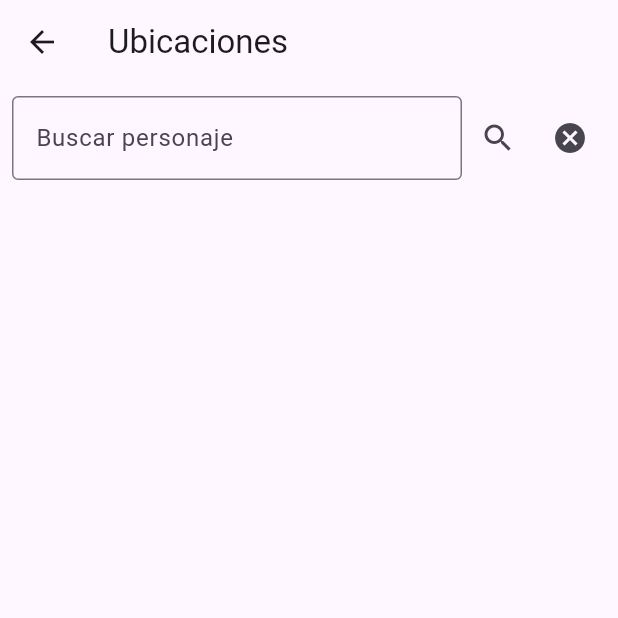
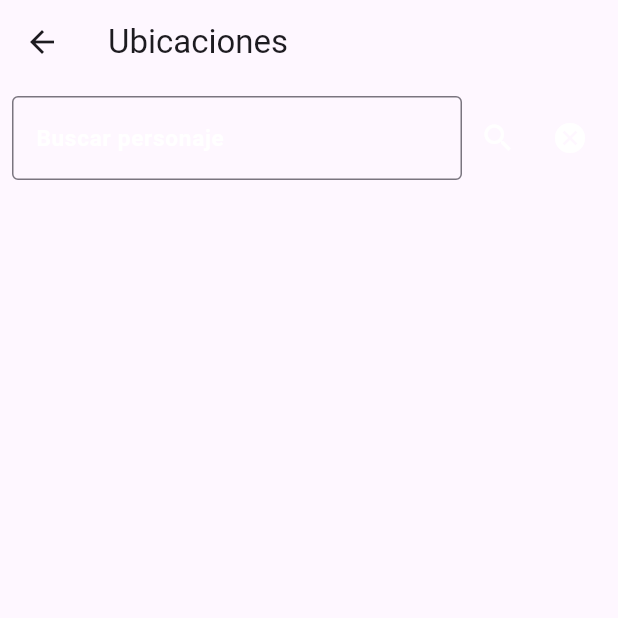
Before and after one commit to Yancarlos107/RaMApp, a Flutter app: the screen it shows after launch, after a tap on "Ubicaciones", on a phone screen of 412 x 824 dp, the top half of it. Run offline on Flutter 3.47's test engine with Material 3 defaults, Android fonts, the phone set to English and light mode, and no system bars; our stand-ins replace dartz, dio, flutter_bloc, shared_preferences; network calls fail.

Commit message:
add styles titles, backgorunds, and screens

```diff
--- a/lib/main.dart
+++ b/lib/main.dart
@@ -1,5 +1,6 @@
 import 'package:digital_test/presentation/blocs/favorite_bloc/favorite_bloc.dart';
 import 'package:flutter/material.dart';
+import 'package:flutter/services.dart';
 import 'package:flutter_bloc/flutter_bloc.dart';
 import 'domain/injection/injection.dart';
 import 'presentation/blocs/character_bloc/character_bloc.dart';
@@ -10,6 +11,14 @@ import 'presentation/routes/app_routes.dart';
 void main() async {
   WidgetsFlutterBinding.ensureInitialized();
   await DependencyInjection.initialize();
+  SystemChrome.setSystemUIOverlayStyle(const SystemUiOverlayStyle(
+    statusBarColor: Colors.transparent, // Color de la barra de estado
+    statusBarIconBrightness: Brightness
+        .light, // Iconos de la barra de estado (light = blanco, dark = negro)
+    systemNavigationBarColor: Colors.black, // Color de la barra de navegación
+    systemNavigationBarIconBrightness:
+        Brightness.light, // Color de los íconos de la barra de navegación
+  ));
   runApp(
     const MyApp(),
   );
--- a/lib/presentation/pages/home_page.dart
+++ b/lib/presentation/pages/home_page.dart
@@ -7,28 +7,96 @@ class HomePage extends StatelessWidget {
   @override
   Widget build(BuildContext context) {
     return Scaffold(
-      appBar: AppBar(title: const Text('Rick and Morty')),
-      body: Center(
-        child: Column(
-          mainAxisAlignment: MainAxisAlignment.center,
+      appBar: AppBar(
+          backgroundColor: Colors.black,
+          title: const Text(
+            'Rick and Morty',
+            style: TextStyle(
+              color: Colors.white,
+              fontSize: 18,
+              fontWeight: FontWeight.bold,
+            ),
+          )),
+      body: Container(
+        decoration: const BoxDecoration(
+          image: DecorationImage(
+              image: AssetImage('assets/portal.jpg'), fit: BoxFit.cover),
+        ),
+        child: Center(
+          child: Column(
+            mainAxisAlignment: MainAxisAlignment.center,
+            children: [
+              CustomButtonHome(
+                  route: 'character.png',
+                  title: 'Personajes',
+                  onTap: () =>
+                      AppRoutes.navigateTo(context, AppRoutes.characters)),
+              CustomButtonHome(
+                  route: 'location.png',
+                  title: 'Ubicaciones',
+                  onTap: () =>
+                      AppRoutes.navigateTo(context, AppRoutes.locations)),
+              CustomButtonHome(
+                  route: 'episodes.jpeg',
+                  title: 'Episodios',
+                  onTap: () =>
+                      AppRoutes.navigateTo(context, AppRoutes.episodes)),
+            ],
+          ),
+        ),
+      ),
+    );
+  }
+}
+
+class CustomButtonHome extends StatelessWidget {
+  final String route;
+  final String title;
+  final VoidCallback onTap;
+
+  const CustomButtonHome({
+    super.key,
+    required this.route,
+    required this.title,
+    required this.onTap,
+  });
+
+  @override
+  Widget build(BuildContext context) {
+    return GestureDetector(
+      onTap: onTap,
+      child: Container(
+        margin: const EdgeInsets.all(20),
+        width: 200,
+        height: 80, // Altura ajustada
+        decoration: BoxDecoration(
+          color: Colors.black,
+          borderRadius: BorderRadius.circular(20), // Bordes redondeados
+        ),
+        child: Stack(
           children: [
-            ElevatedButton(
-              onPressed: () {
-                AppRoutes.navigateTo(context, AppRoutes.characters);
-              },
-              child: const Text('Personajes'),
+            Opacity(
+              opacity: 0.5, // Transparencia de la imagen de fondo
+              child: ClipRRect(
+                borderRadius: BorderRadius.circular(
+                    20), // Asegura que la imagen también tenga bordes redondeados
+                child: Image.asset(
+                  "assets/$route",
+                  fit: BoxFit.cover,
+                  width: 200,
+                  height: 80,
+                ),
+              ),
             ),
-            ElevatedButton(
-              onPressed: () {
-                AppRoutes.navigateTo(context, AppRoutes.locations);
-              },
-              child: const Text('Ubicaciones'),
-            ),
-            ElevatedButton(
-              onPressed: () {
-                AppRoutes.navigateTo(context, AppRoutes.episodes);
-              },
-              child: const Text('Episodios'),
+            Center(
+              child: Text(
+                title,
+                style: const TextStyle(
+                  color: Colors.white,
+                  fontSize: 18,
+                  fontWeight: FontWeight.bold,
+                ),
+              ),
             ),
           ],
         ),
--- a/lib/presentation/pages/splash_page.dart
+++ b/lib/presentation/pages/splash_page.dart
@@ -1,3 +1,5 @@
+// ignore_for_file: library_private_types_in_public_api
+
 import 'dart:async';
 
 import 'package:digital_test/presentation/pages/home_page.dart';
--- a/lib/presentation/widgets/search_bar.dart
+++ b/lib/presentation/widgets/search_bar.dart
@@ -23,13 +23,21 @@ class SearchBar extends StatelessWidget {
               controller: controller,
               onSubmitted: onSearch,
               decoration: const InputDecoration(
+                labelStyle: TextStyle(
+                  color: Colors.white,
+                  fontSize: 15,
+                  fontWeight: FontWeight.bold,
+                ),
                 labelText: 'Buscar personaje',
                 border: OutlineInputBorder(),
               ),
             ),
           ),
           IconButton(
-            icon: const Icon(Icons.search),
+            icon: const Icon(
+              Icons.search,
+              color: Colors.white,
+            ),
             onPressed: () {
               final query = controller.text.trim();
               if (query.isNotEmpty) {
@@ -38,7 +46,10 @@ class SearchBar extends StatelessWidget {
             },
           ),
           IconButton(
-            icon: const Icon(Icons.cancel),
+            icon: const Icon(
+              Icons.cancel,
+              color: Colors.white,
+            ),
             onPressed: () {
               controller.clear(); // Limpia el campo de texto
               onCancel(); // Llama a la función de cancelación
```
Also changed, not shown: lib/presentation/pages/character_detail_page.dart (+34 -4 lines), lib/presentation/pages/character_list_page.dart (+13 -1 lines), lib/presentation/widgets/character_list_tile.dart (+17 -3 lines), assets/character.png (added), assets/episodes.jpeg (added), assets/location.png (added), assets/portal.jpg (added).
